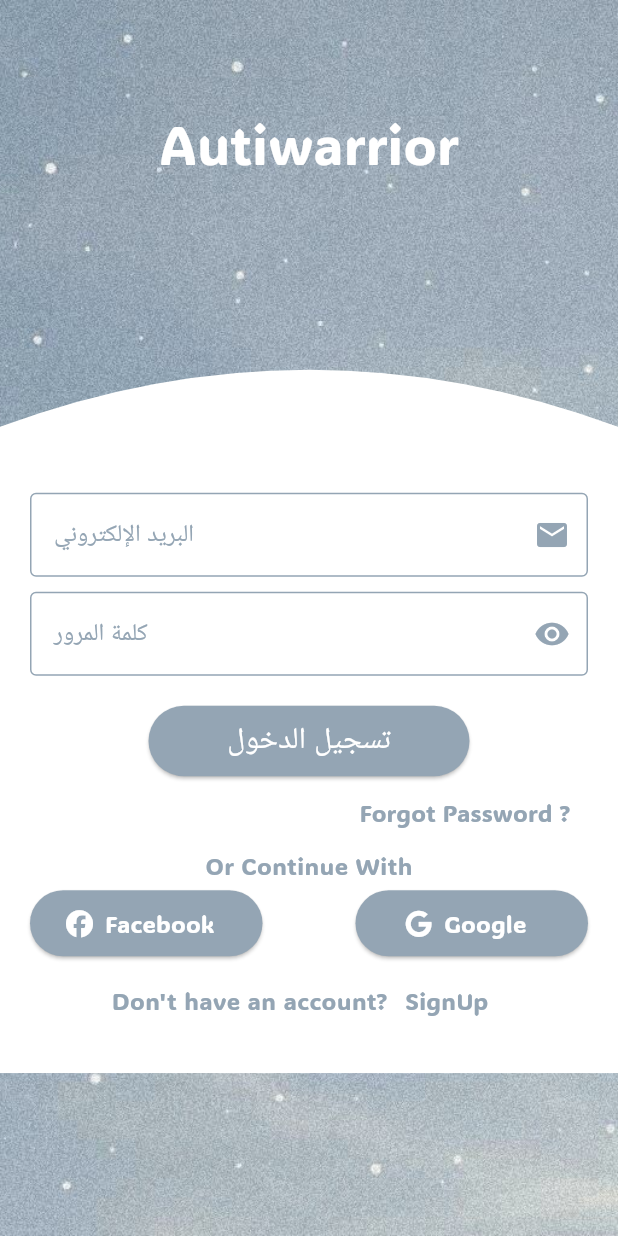
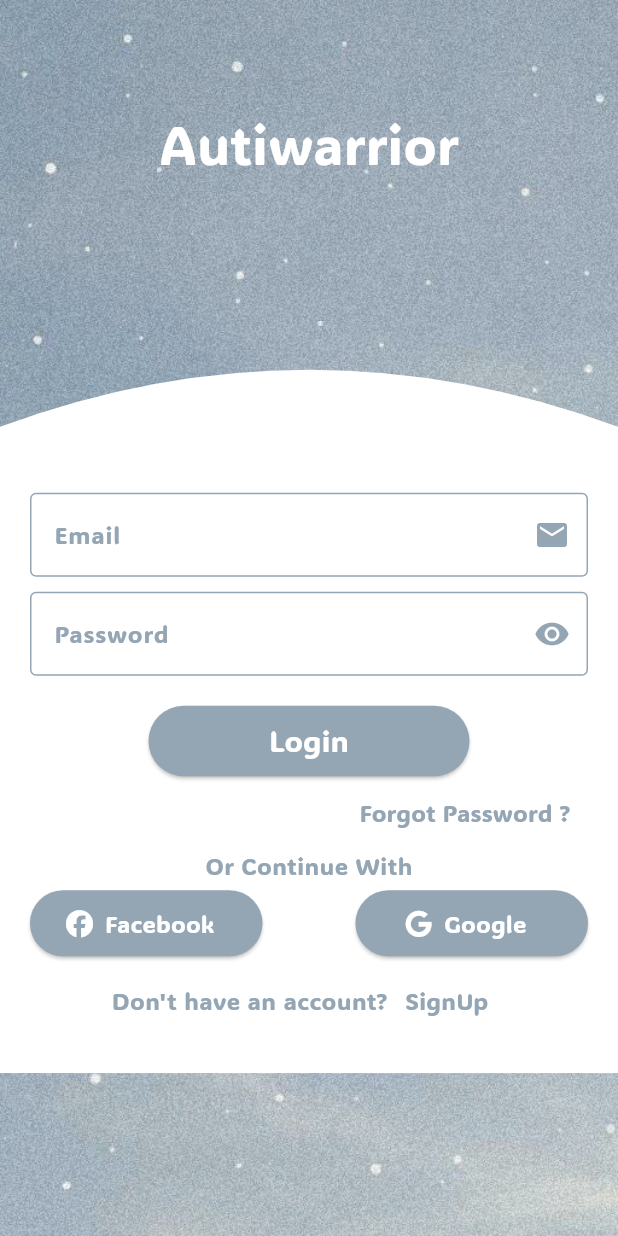
Before and after one commit to tasneemakhaled/test_App, a Flutter app: the screen it shows after launch, on a phone screen of 412 x 824 dp. Run offline on Flutter 3.47's test engine with Material 3 defaults, Android fonts, the phone set to English and light mode, and no system bars; our stand-ins replace dio, font_awesome_flutter, google_sign_in, image_picker, shared_preferences; missing offline and left inert: flutter_facebook_auth.

Commit message:
some refactor in changing language

```diff
--- a/lib/help/constants.dart
+++ b/lib/help/constants.dart
@@ -5,7 +5,7 @@ import 'package:flutter/cupertino.dart';
 const KColor = Color(0xff94A5B4);
 const KBackgroundimage = 'assets/images/background.png';
 const KFontFamily = 'ADLaM Display';
-const String baseUrl = "http://192.168.1.6:8081";
+const String baseUrl = "http://192.168.1.9:8081";
 // Global screen width variable
 late double kScreenWidth;
 
--- a/lib/views/MotherView/doctors.dart
+++ b/lib/views/MotherView/doctors.dart
@@ -3,8 +3,9 @@ import 'package:auti_warrior_app/services/getAllDoctorsService.dart';
 import 'package:flutter/material.dart';
 
 import '../../models/doctorModels/AllDoctorsModel.dart';
-import '../../widgets/Profile Widgets/DoctorCard.dart';
+import '../../widgets/Profile Widgets/DoctorCard.dart'; // تأكدي أن هذا المسار صحيح
 import 'doctor_details_page.dart';
+import 'package:auti_warrior_app/views/chats/ChatsView.dart'; // <-- تأكدي من استيراد ChatsView ومن صحة المسار
 
 class AvailableDoctorsPage extends StatefulWidget {
   @override
@@ -49,19 +50,31 @@ class _AvailableDoctorsPageState extends State<AvailableDoctorsPage> {
     }
   }
 
+  // **** التعديل الرئيسي هنا في هذه الدالة ****
   void handleChat(AllDoctorsModel doctor) {
-    log('Attempting to chat with Dr. ${doctor.firstName} ${doctor.lastName}, Specialty: ${doctor.specialization ?? "Unknown"}');
+    log('Navigating to chat with Dr. ${doctor.firstName} ${doctor.lastName}, Email: ${doctor.email}');
 
-    // Navigator.push(context, MaterialPageRoute(builder: (context) => ChatScreen(doctor: doctor)));
-
-    ScaffoldMessenger.of(context).showSnackBar(
-      SnackBar(
-        content: Text(
-            'Opening chat with Dr. ${doctor.firstName} ${doctor.lastName}...'),
-        backgroundColor: Colors.blueAccent,
-      ),
-    );
+    // التأكد من أن الإيميل موجود وغير فارغ قبل الانتقال
+    if (doctor.email != null && doctor.email!.isNotEmpty) {
+      Navigator.push(
+        context,
+        MaterialPageRoute(
+          builder: (context) =>
+              ChatsView(email: doctor.email!), // تمرير الإيميل إلى ChatsView
+        ),
+      );
+    } else {
+      // إذا لم يكن الإيميل متوفرًا، أظهري رسالة خطأ للمستخدم
+      ScaffoldMessenger.of(context).showSnackBar(
+        SnackBar(
+          content: Text('Cannot start chat. Doctor\'s email is not available.'),
+          backgroundColor: Colors.red,
+        ),
+      );
+      log('Chat cannot be initiated: Doctor email is null or empty for Dr. ${doctor.firstName} ${doctor.lastName}');
+    }
   }
+  // **** نهاية التعديل الرئيسي ****
 
   void navigateToDoctorDetails(AllDoctorsModel doctor) {
     Navigator.push(
@@ -162,11 +175,12 @@ class _AvailableDoctorsPageState extends State<AvailableDoctorsPage> {
                               name: "${doctor.firstName} ${doctor.lastName}",
                               specialty:
                                   doctor.specialization ?? 'Psychologist',
-                              email: doctor.email, // <-- تمرير الإيميل هنا
+                              email: doctor.email, // تم تمريره بالفعل
                               imageUrl: "https://via.placeholder.com/150",
                               experienceYears: doctor.yearsOfExperience,
                               onTapCard: () => navigateToDoctorDetails(doctor),
-                              onChatPressed: () => handleChat(doctor),
+                              onChatPressed: () => handleChat(
+                                  doctor), // هنا يتم استدعاء دالة handleChat المعدلة
                             );
                           }),
                     ),
--- a/lib/views/RegisterationViews/login_view.dart
+++ b/lib/views/RegisterationViews/login_view.dart
@@ -10,7 +10,6 @@ import 'package:auti_warrior_app/views/home_views/home_view.dart';
 import 'package:auti_warrior_app/views/DoctorViews/doctorhomepage.dart';
 
 import '../../widgets/Registeration Widgets/curve.dart';
-
 import '../../widgets/Registeration Widgets/sign_up_navigator.dart';
 import '../../widgets/Registeration Widgets/social_login_buttons.dart';
 
@@ -31,22 +30,20 @@ class _LoginViewState extends State<LoginView> {
   @override
   void initState() {
     super.initState();
-    // تحقق من وجود جلسة سابقة عند بدء الشاشة
+    // Check for existing session on screen start
     _checkExistingSession();
   }
 
-  /// تحقق من وجود توكن وتوجيه المستخدم إذا كان موجودًا
+  /// Check for token and redirect user if available
   void _checkExistingSession() async {
     final token = await _storageService.getToken();
     final role = await _storageService.getRole();
 
     if (token != null && token.isNotEmpty && role != null && role.isNotEmpty) {
-      // لا نريد التوجيه التلقائي عند إعادة فتح التطبيق بعد تسجيل الخروج
-      // لذلك سنتحقق من الوقت المنقضي منذ آخر خروج
+      // Avoid auto-login immediately after logout
       final lastLogout = await _storageService.getLastLogoutTime();
       final now = DateTime.now();
 
-      // إذا كان آخر تسجيل خروج قبل أقل من دقيقة، فلا نقوم بتسجيل الدخول التلقائي
       if (lastLogout != null) {
         final difference = now.difference(lastLogout);
         if (difference.inMinutes < 1) {
@@ -58,14 +55,13 @@ class _LoginViewState extends State<LoginView> {
     }
   }
 
-  /// تنفيذ عملية تسجيل الدخول
+  /// Handle login action
   void _handleLogin() async {
     setState(() => isLoading = true);
 
     if (emailController.text.isEmpty || passwordController.text.isEmpty) {
       ScaffoldMessenger.of(context).showSnackBar(
-        const SnackBar(
-            content: Text("يرجى إدخال البريد الإلكتروني وكلمة المرور")),
+        const SnackBar(content: Text("Please enter email and password")),
       );
       setState(() => isLoading = false);
       return;
@@ -82,7 +78,6 @@ class _LoginViewState extends State<LoginView> {
       print("🔍 Login Response - Token: ${response.token.substring(0, 20)}...");
       print("🔍 Login Response - Role: ${response.role}");
 
-      // حفظ بيانات المستخدم عند النجاح
       if (response.token.isNotEmpty) {
         await _storageService.saveToken(response.token);
         await _storageService.saveRole(response.role);
@@ -93,17 +88,16 @@ class _LoginViewState extends State<LoginView> {
           await _storageService.saveLastName(response.lastName!);
         }
 
-        // توجيه المستخدم بناءً على الدور
         _navigateBasedOnRole(response.role);
       } else {
         ScaffoldMessenger.of(context).showSnackBar(
-          const SnackBar(content: Text("لم يتم استلام رمز الدخول")),
+          const SnackBar(content: Text("No token received")),
         );
       }
     } catch (error) {
-      print("❌ خطأ في تسجيل الدخول: $error");
+      print("❌ Login error: $error");
       ScaffoldMessenger.of(context).showSnackBar(
-        SnackBar(content: Text("فشل تسجيل الدخول: $error")),
+        SnackBar(content: Text("Login failed: $error")),
       );
     } finally {
       setState(() => isLoading = false);
@@ -111,9 +105,8 @@ class _LoginViewState extends State<LoginView> {
   }
 
   void _navigateBasedOnRole(String role) {
-    print("🧭 توجيه المستخدم بناءً على الدور: $role");
+    print("🧭 Navigating based on role: $role");
 
-    // Use simpler comparison - case insensitive contains check
     if (role.toUpperCase().contains('DOCTOR')) {
       Navigator.pushAndRemoveUntil(
         context,
@@ -128,7 +121,7 @@ class _LoginViewState extends State<LoginView> {
       );
     } else {
       ScaffoldMessenger.of(context).showSnackBar(
-        SnackBar(content: Text("تم استلام دور غير صالح: $role")),
+        SnackBar(content: Text("Invalid role received: $role")),
       );
     }
   }
--- a/lib/widgets/Registeration Widgets/login_form.dart
+++ b/lib/widgets/Registeration Widgets/login_form.dart
@@ -35,7 +35,7 @@ class _LoginFormState extends State<LoginForm> {
           password: password!.trim(),
         );
 
-        print("🔄 Attempting login with email: \${email!.trim()}");
+        print("🔄 Attempting login with email: ${email!.trim()}");
         final response = await _authService.login(loginModel);
 
         if (response.token.isNotEmpty) {
@@ -45,7 +45,7 @@ class _LoginFormState extends State<LoginForm> {
 
           // Save email explicitly
           await _storageService.saveEmail(email!.trim());
-          print("✅ Saved email to storage: \${email!.trim()}");
+          print("✅ Saved email to storage: ${email!.trim()}");
 
           // Get existing names in case response doesn't have them
           final existingFirstName = await _storageService.getFirstName();
@@ -59,38 +59,37 @@ class _LoginFormState extends State<LoginForm> {
               : existingLastName ?? "";
 
           await _storageService.saveFirstName(firstName);
-          print("✅ Saved firstName to storage: '\$firstName'");
+          print("✅ Saved firstName to storage: '$firstName'");
 
           await _storageService.saveLastName(lastName);
-          print("✅ Saved lastName to storage: '\$lastName'");
+          print("✅ Saved lastName to storage: '$lastName'");
 
           // Save doctorId if available
           if (response.doctorId != null) {
             await _storageService.saveDoctorId(response.doctorId.toString());
-            print("✅ Saved doctorId to storage: \${response.doctorId}");
+            print("✅ Saved doctorId to storage: ${response.doctorId}");
           }
 
           // Double check that we can retrieve the values we just saved
           final storedFirstName = await _storageService.getFirstName();
           final storedLastName = await _storageService.getLastName();
-          print("🔍 Verification - Stored firstName: '\$storedFirstName'");
-          print("🔍 Verification - Stored lastName: '\$storedLastName'");
+          print("🔍 Verification - Stored firstName: '$storedFirstName'");
+          print("🔍 Verification - Stored lastName: '$storedLastName'");
 
           print(
-              "🔐 Login successful! Redirecting based on role: \${response.role}");
+              "🔐 Login successful! Redirecting based on role: ${response.role}");
 
-          // توجيه المستخدم بناءً على الدور
+          // Redirect user based on role
           _navigateBasedOnRole(response.role);
         } else {
           ScaffoldMessenger.of(context).showSnackBar(
-            const SnackBar(
-                content: Text("فشل تسجيل الدخول: لم يتم استلام رمز الدخول")),
+            const SnackBar(content: Text("Login failed: No token received")),
           );
         }
       } catch (error) {
-        print("❌ Login error: \$error");
+        print("❌ Login error: $error");
         ScaffoldMessenger.of(context).showSnackBar(
-          SnackBar(content: Text("فشل تسجيل الدخول: \$error")),
+          SnackBar(content: Text("Login failed: $error")),
         );
       } finally {
         setState(() => isLoading = false);
@@ -99,7 +98,7 @@ class _LoginFormState extends State<LoginForm> {
   }
 
   void _navigateBasedOnRole(String role) {
-    print("🧭 توجيه المستخدم من LoginForm بناءً على الدور: \$role");
+    print("🧭 Navigating user from LoginForm based on role: $role");
 
     // Clean up the role by extracting just the role name if it's in a complex format
     String cleanRole = role;
@@ -119,7 +118,7 @@ class _LoginFormState extends State<LoginForm> {
       );
     } else {
       ScaffoldMessenger.of(context).showSnackBar(
-        SnackBar(content: Text("تم استلام دور غير صالح: \$role")),
+        SnackBar(content: Text("Invalid role received: $role")),
       );
     }
   }
@@ -133,32 +132,32 @@ class _LoginFormState extends State<LoginForm> {
           CustomTextFormField(
             validator: (value) {
               if (value == null || value.trim().isEmpty) {
-                return 'الرجاء إدخال البريد الإلكتروني';
+                return 'Please enter your email';
               }
               if (!AppRegex.isValidEmail(value)) {
-                return 'الرجاء إدخال بريد إلكتروني صالح';
+                return 'Please enter a valid email';
               }
               return null;
             },
             onChanged: (value) {
               email = value;
             },
-            hintText: 'أدخل بريدك الإلكتروني',
-            labelText: 'البريد الإلكتروني',
+            hintText: 'Enter your email',
+            labelText: 'Email',
             icon: Icons.email,
           ),
           const SizedBox(height: 10),
           CustomTextFormField(
             validator: (value) {
               if (value == null || value.trim().isEmpty) {
-                return 'الرجاء إدخال كلمة المرور';
+                return 'Please enter your password';
               }
             },
             onChanged: (value) {
               password = value;
             },
-            hintText: 'أدخل كلمة المرور',
-            labelText: 'كلمة المرور',
+            hintText: 'Enter your password',
+            labelText: 'Password',
             icon: Icons.visibility,
             obscureText: true,
           ),
@@ -169,7 +168,7 @@ class _LoginFormState extends State<LoginForm> {
             child: isLoading
                 ? const CircularProgressIndicator()
                 : CustomButton(
-                    text: 'تسجيل الدخول',
+                    text: 'Login',
                     onPressed: _handleSubmit,
                   ),
           ),
```
Also changed, not shown: 4 other files.
